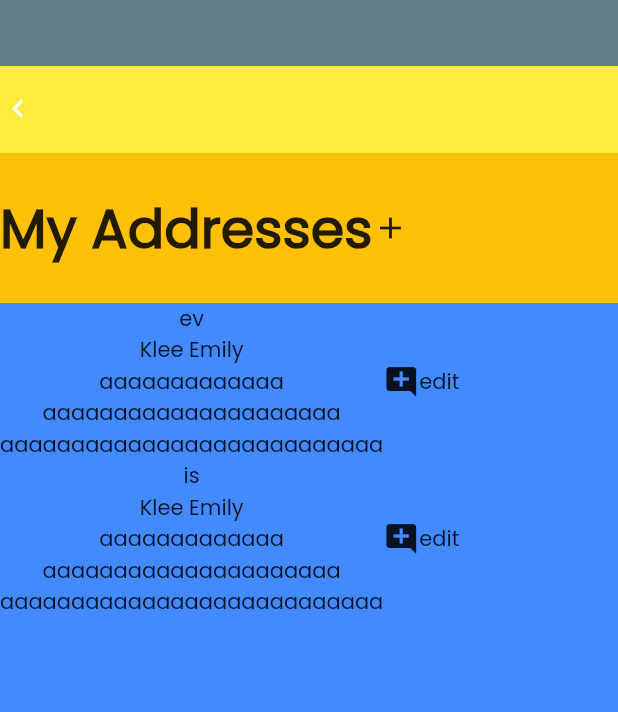
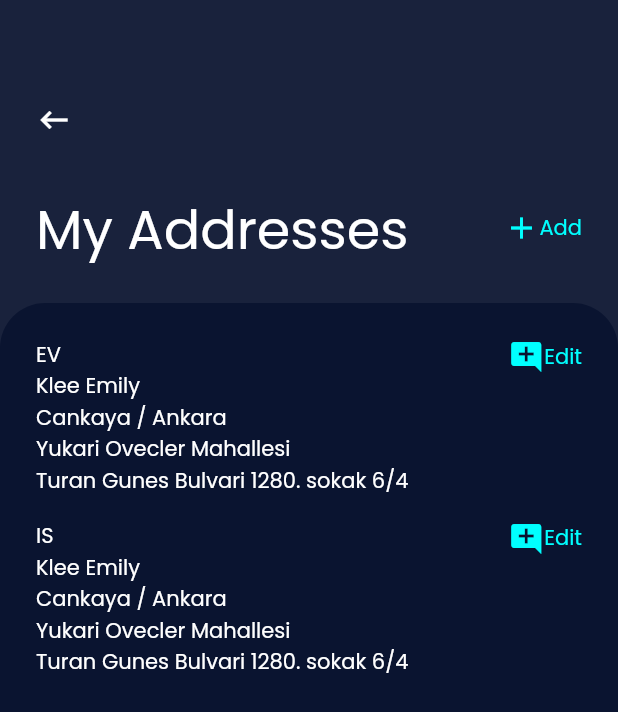
Before and after one commit to boranpek/work_with_ahmet, a Flutter app: the screen it shows after launch, on a phone screen of 412 x 824 dp. Shown: the top 712 px of the screen. Run offline on Flutter 3.47's test engine with Material 2 defaults, Android fonts, the phone set to English and light mode, and no system bars.

Commit message:
page draft

```diff
--- /dev/null
+++ b/lib/icon_back.dart
@@ -0,0 +1,25 @@
+import 'package:flutter/material.dart';
+
+class IconBack extends CustomPainter {
+  @override
+  void paint(Canvas canvas, Size size) {
+    Paint paint = Paint();
+    Path path = Path();
+
+    // Path number 1
+
+    paint.color = Color(0xffffffff).withOpacity(0);
+    path = Path();
+    path.lineTo(size.width * 2.21, size.height * 1.36);
+    path.cubicTo(size.width * 2.21, size.height * 1.36, size.width * 1.21,
+        size.height * 0.86, size.width * 1.21, size.height * 0.86);
+    path.cubicTo(size.width * 1.21, size.height * 0.86, size.width * 2.21,
+        size.height * 0.36, size.width * 2.21, size.height * 0.36);
+    canvas.drawPath(path, paint);
+  }
+
+  @override
+  bool shouldRepaint(CustomPainter oldDelegate) {
+    return true;
+  }
+}
--- a/lib/main.dart
+++ b/lib/main.dart
@@ -10,10 +10,10 @@ class MyApp extends StatelessWidget {
   @override
   Widget build(BuildContext context) {
     return MaterialApp(
+      debugShowCheckedModeBanner: false,
       title: 'First Task',
       theme: ThemeData(
         fontFamily: 'Poppins',
-        primarySwatch: Colors.blue,
       ),
       home: TaskPage(),
     );
--- a/lib/task_page_screen.dart
+++ b/lib/task_page_screen.dart
@@ -10,55 +10,57 @@ class TaskPage extends StatefulWidget {
 }
 
 class _TaskPageState extends State<TaskPage> {
-  static const _kFontFam = 'MyFlutterApp';
-  static const String? _kFontPkg = null;
-
   @override
   Widget build(BuildContext context) {
     return Scaffold(
-      backgroundColor: Colors.blueGrey,
+      backgroundColor: Color(0xff19223C),
       body: Column(
         children: [
           SizedBox(
+            child: Container(
+              color: Color(0xff19223C),
+            ),
             height: 44,
           ),
           Container(
-            color: Colors.yellow,
+            padding: EdgeInsets.all(24),
+            color: Color(0xff19223C),
             height: 58,
             child: Row(
               mainAxisAlignment: MainAxisAlignment.start,
               children: [
                 Icon(
-                  IconData(0xe800,
-                      fontFamily: _kFontFam, fontPackage: _kFontPkg),
+                  Icons.keyboard_backspace,
                   color: Colors.white,
-                  size: 24,
-                ),
+                )
               ],
             ),
           ),
           Expanded(
             child: Container(
-              color: Colors.amber,
+              padding: EdgeInsets.all(24),
+              color: Color(0xff19223C),
               child: Row(
                 mainAxisAlignment: MainAxisAlignment.start,
                 crossAxisAlignment: CrossAxisAlignment.center,
                 children: [
                   Text(
                     'My Addresses',
-                    style: TextStyle(
-                      fontSize: 36,
-                      fontFamily: 'Poppins',
-                      fontWeight: FontWeight.bold,
-                    ),
+                    style: TextStyle(fontSize: 36, color: Colors.white),
                   ),
-                  Icon(Icons.add),
-                  Text(
-                    'Add',
-                    style: TextStyle(
-                      fontFamily: 'Poppins',
-                      height: 26,
-                      color: Colors.black,
+                  Spacer(),
+                  Container(
+                    child: Row(
+                      children: [
+                        Icon(
+                          Icons.add,
+                          color: Color(0xff00FFFF),
+                        ),
+                        Text(
+                          'Add',
+                          style: TextStyle(color: Color(0xff00FFFF)),
+                        ),
+                      ],
                     ),
                   ),
                 ],
@@ -66,50 +68,107 @@ class _TaskPageState extends State<TaskPage> {
             ),
           ),
           Container(
-            color: Colors.blueAccent,
+            padding: EdgeInsets.all(24),
+            decoration: BoxDecoration(
+                color: Color(0xff0A1430),
+                borderRadius: BorderRadius.only(
+                  topLeft: Radius.circular(30),
+                  topRight: Radius.circular(30),
+                )),
             height: 622,
             child: Column(
               children: [
                 Row(
+                  crossAxisAlignment: CrossAxisAlignment.start,
                   children: [
                     Column(
+                      crossAxisAlignment: CrossAxisAlignment.start,
                       children: [
-                        Text('ev'),
-                        Text('Klee Emily'),
-                        Text('aaaaaaaaaaaaa'),
-                        Text('aaaaaaaaaaaaaaaaaaaaa'),
-                        Text('aaaaaaaaaaaaaaaaaaaaaaaaaaa'),
+                        Text(
+                          'EV',
+                          style: TextStyle(color: Colors.white),
+                        ),
+                        Text(
+                          'Klee Emily',
+                          style: TextStyle(color: Colors.white),
+                        ),
+                        Text(
+                          'Cankaya / Ankara',
+                          style: TextStyle(color: Colors.white),
+                        ),
+                        Text(
+                          'Yukari Ovecler Mahallesi',
+                          style: TextStyle(color: Colors.white),
+                        ),
+                        Text(
+                          'Turan Gunes Bulvari 1280. sokak 6/4',
+                          style: TextStyle(color: Colors.white),
+                        ),
                       ],
                     ),
+                    Spacer(),
                     Column(
                       children: [
                         Row(
                           children: [
-                            Icon(Icons.add_comment),
-                            Text('edit'),
+                            Icon(
+                              Icons.add_comment,
+                              color: Color(0xff00FFFF),
+                            ),
+                            Text(
+                              'Edit',
+                              style: TextStyle(color: Color(0xff00FFFF)),
+                            ),
                           ],
                         )
                       ],
                     ),
                   ],
                 ),
+                SizedBox(
+                  height: 16,
+                ),
                 Row(
+                  crossAxisAlignment: CrossAxisAlignment.start,
                   children: [
                     Column(
+                      crossAxisAlignment: CrossAxisAlignment.start,
                       children: [
-                        Text('is'),
-                        Text('Klee Emily'),
-                        Text('aaaaaaaaaaaaa'),
-                        Text('aaaaaaaaaaaaaaaaaaaaa'),
-                        Text('aaaaaaaaaaaaaaaaaaaaaaaaaaa'),
+                        Text(
+                          'IS',
+                          style: TextStyle(color: Colors.white),
+                        ),
+                        Text(
+                          'Klee Emily',
+                          style: TextStyle(color: Colors.white),
+                        ),
+                        Text(
+                          'Cankaya / Ankara',
+                          style: TextStyle(color: Colors.white),
+                        ),
+                        Text(
+                          'Yukari Ovecler Mahallesi',
+                          style: TextStyle(color: Colors.white),
+                        ),
+                        Text(
+                          'Turan Gunes Bulvari 1280. sokak 6/4',
+                          style: TextStyle(color: Colors.white),
+                        ),
                       ],
                     ),
+                    Spacer(),
                     Column(
                       children: [
                         Row(
                           children: [
-                            Icon(Icons.add_comment),
-                            Text('edit'),
+                            Icon(
+                              Icons.add_comment,
+                              color: Color(0xff00FFFF),
+                            ),
+                            Text(
+                              'Edit',
+                              style: TextStyle(color: Color(0xff00FFFF)),
+                            ),
                           ],
                         )
                       ],
```
